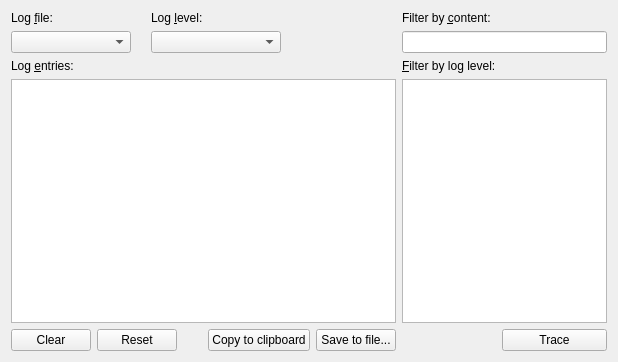
First picture: the form in src/widgets/LogViewerWidget.ui, repository d1vanov/quentier, before the edit.
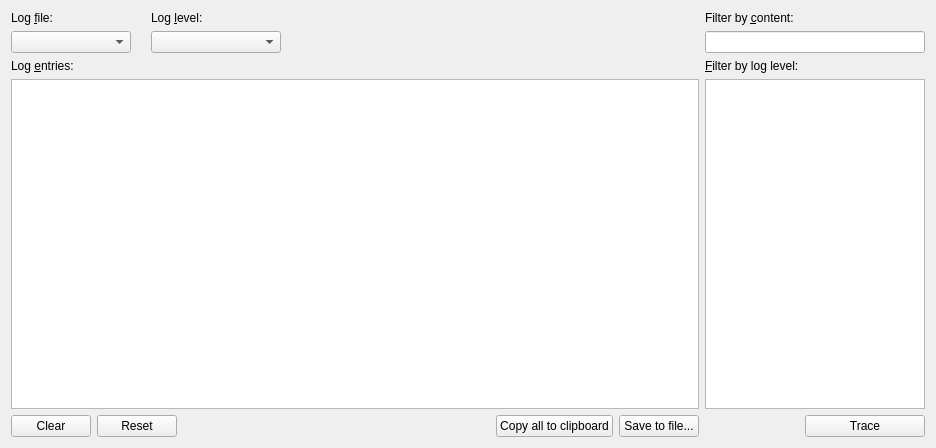
Second picture: the form after the edit.

Commit message: Issue #15: make log viewer widget larger + give it proper title + rename copy to clipboard button into copy all to clipboard

```diff
--- a/src/widgets/LogViewerWidget.ui
+++ b/src/widgets/LogViewerWidget.ui
@@ -6,8 +6,8 @@
    <rect>
     <x>0</x>
     <y>0</y>
-    <width>618</width>
-    <height>362</height>
+    <width>936</width>
+    <height>448</height>
    </rect>
   </property>
   <property name="windowTitle">
@@ -198,7 +198,7 @@
      <item>
       <widget class="QPushButton" name="copyToClipboardPushButton">
        <property name="text">
-        <string>Copy to clipboard</string>
+        <string>Copy all to clipboard</string>
        </property>
       </widget>
      </item>
```
Left out of the diff: 4 changed lines with no effect on the pictures.
